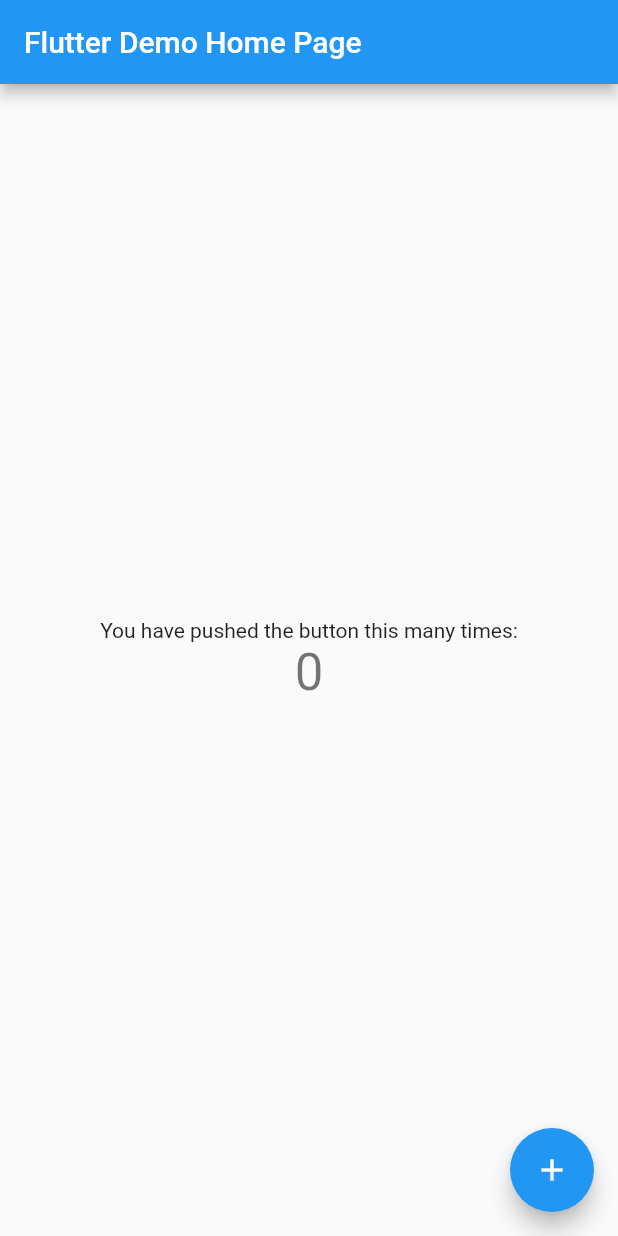
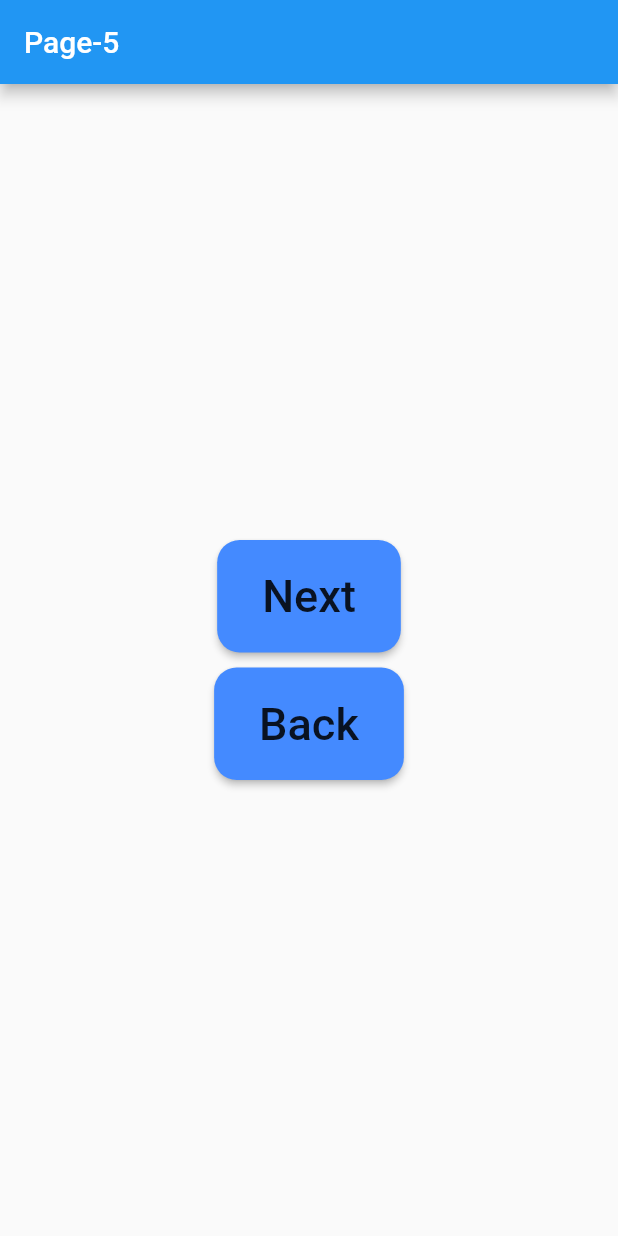
Before and after one commit to marufrobin/page_transition, a Flutter app: the screen it shows after launch, on a phone screen of 412 x 824 dp. Run offline on Flutter 3.47's test engine with Material 2 defaults, Android fonts, the phone set to English and light mode, and no system bars.

Commit message:
multiple pages added.

```diff
--- a/lib/main.dart
+++ b/lib/main.dart
@@ -1,4 +1,9 @@
 import 'package:flutter/material.dart';
+import 'package:page_transition/pages/page1.dart';
+import 'package:page_transition/pages/page2.dart';
+import 'package:page_transition/pages/page3.dart';
+import 'package:page_transition/pages/page4.dart';
+import 'package:page_transition/pages/page5.dart';
 
 void main() {
   runApp(const MyApp());
@@ -7,109 +12,11 @@ void main() {
 class MyApp extends StatelessWidget {
   const MyApp({super.key});
 
-  // This widget is the root of your application.
   @override
   Widget build(BuildContext context) {
     return MaterialApp(
-      title: 'Flutter Demo',
-      theme: ThemeData(
-        // This is the theme of your application.
-        //
-        // Try running your application with "flutter run". You'll see the
-        // application has a blue toolbar. Then, without quitting the app, try
-        // changing the primarySwatch below to Colors.green and then invoke
-        // "hot reload" (press "r" in the console where you ran "flutter run",
-        // or simply save your changes to "hot reload" in a Flutter IDE).
-        // Notice that the counter didn't reset back to zero; the application
-        // is not restarted.
-        primarySwatch: Colors.blue,
-      ),
-      home: const MyHomePage(title: 'Flutter Demo Home Page'),
+      debugShowCheckedModeBanner: false,
+      home: Page5(),
     );
   }
 }
-
-class MyHomePage extends StatefulWidget {
-  const MyHomePage({super.key, required this.title});
-
-  // This widget is the home page of your application. It is stateful, meaning
-  // that it has a State object (defined below) that contains fields that affect
-  // how it looks.
-
-  // This class is the configuration for the state. It holds the values (in this
-  // case the title) provided by the parent (in this case the App widget) and
-  // used by the build method of the State. Fields in a Widget subclass are
-  // always marked "final".
-
-  final String title;
-
-  @override
-  State<MyHomePage> createState() => _MyHomePageState();
-}
-
-class _MyHomePageState extends State<MyHomePage> {
-  int _counter = 0;
-
-  void _incrementCounter() {
-    setState(() {
-      // This call to setState tells the Flutter framework that something has
-      // changed in this State, which causes it to rerun the build method below
-      // so that the display can reflect the updated values. If we changed
-      // _counter without calling setState(), then the build method would not be
-      // called again, and so nothing would appear to happen.
-      _counter++;
-    });
-  }
-
-  @override
-  Widget build(BuildContext context) {
-    // This method is rerun every time setState is called, for instance as done
-    // by the _incrementCounter method above.
-    //
-    // The Flutter framework has been optimized to make rerunning build methods
-    // fast, so that you can just rebuild anything that needs updating rather
-    // than having to individually change instances of widgets.
-    return Scaffold(
-      appBar: AppBar(
-        // Here we take the value from the MyHomePage object that was created by
-        // the App.build method, and use it to set our appbar title.
-        title: Text(widget.title),
-      ),
-      body: Center(
-        // Center is a layout widget. It takes a single child and positions it
-        // in the middle of the parent.
-        child: Column(
-          // Column is also a layout widget. It takes a list of children and
-          // arranges them vertically. By default, it sizes itself to fit its
-          // children horizontally, and tries to be as tall as its parent.
-          //
-          // Invoke "debug painting" (press "p" in the console, choose the
-          // "Toggle Debug Paint" action from the Flutter Inspector in Android
-          // Studio, or the "Toggle Debug Paint" command in Visual Studio Code)
-          // to see the wireframe for each widget.
-          //
-          // Column has various properties to control how it sizes itself and
-          // how it positions its children. Here we use mainAxisAlignment to
-          // center the children vertically; the main axis here is the vertical
-          // axis because Columns are vertical (the cross axis would be
-          // horizontal).
-          mainAxisAlignment: MainAxisAlignment.center,
-          children: <Widget>[
-            const Text(
-              'You have pushed the button this many times:',
-            ),
-            Text(
-              '$_counter',
-              style: Theme.of(context).textTheme.headline4,
-            ),
-          ],
-        ),
-      ),
-      floatingActionButton: FloatingActionButton(
-        onPressed: _incrementCounter,
-        tooltip: 'Increment',
-        child: const Icon(Icons.add),
-      ), // This trailing comma makes auto-formatting nicer for build methods.
-    );
-  }
-}
--- /dev/null
+++ b/lib/pages/page5.dart
@@ -0,0 +1,43 @@
+import 'package:flutter/material.dart';
+
+class Page5 extends StatelessWidget {
+  const Page5({super.key});
+
+  @override
+  Widget build(BuildContext context) {
+    return Scaffold(
+      appBar: AppBar(title: Text("Page-5")),
+      body: Center(
+        child: Column(
+          mainAxisAlignment: MainAxisAlignment.center,
+          children: [
+            MaterialButton(
+              padding: EdgeInsets.symmetric(horizontal: 30, vertical: 20),
+              shape: RoundedRectangleBorder(
+                  borderRadius: BorderRadius.circular(15)),
+              color: Colors.blueAccent.shade200,
+              child: Text(
+                "Next",
+                style: TextStyle(fontSize: 30),
+              ),
+              onPressed: () {},
+            ),
+            SizedBox(
+              height: 10,
+            ),
+            MaterialButton(
+                padding: EdgeInsets.symmetric(horizontal: 30, vertical: 20),
+                shape: RoundedRectangleBorder(
+                    borderRadius: BorderRadius.circular(15)),
+                color: Colors.blueAccent.shade200,
+                child: Text(
+                  "Back",
+                  style: TextStyle(fontSize: 30),
+                ),
+                onPressed: () {}),
+          ],
+        ),
+      ),
+    );
+  }
+}
```
Also changed, not shown: lib/pages/page1.dart (added, +45 -0 lines), lib/pages/page2.dart (added, +51 -0 lines), lib/pages/page3.dart (added, +43 -0 lines), lib/pages/page4.dart (added, +45 -0 lines).
